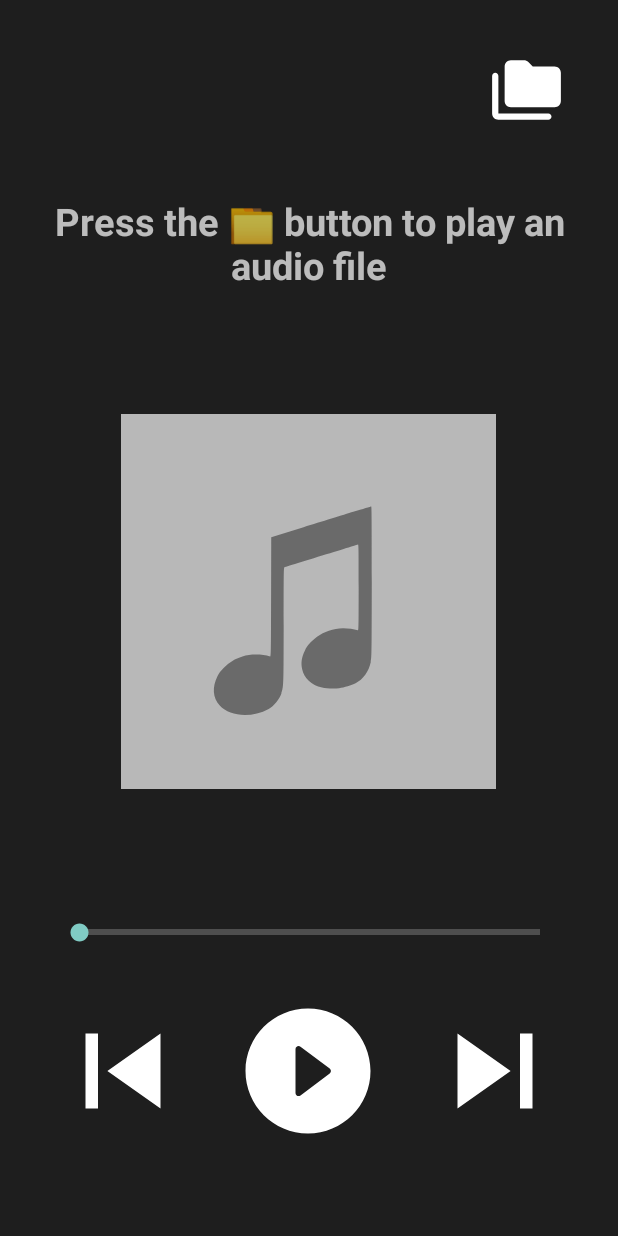
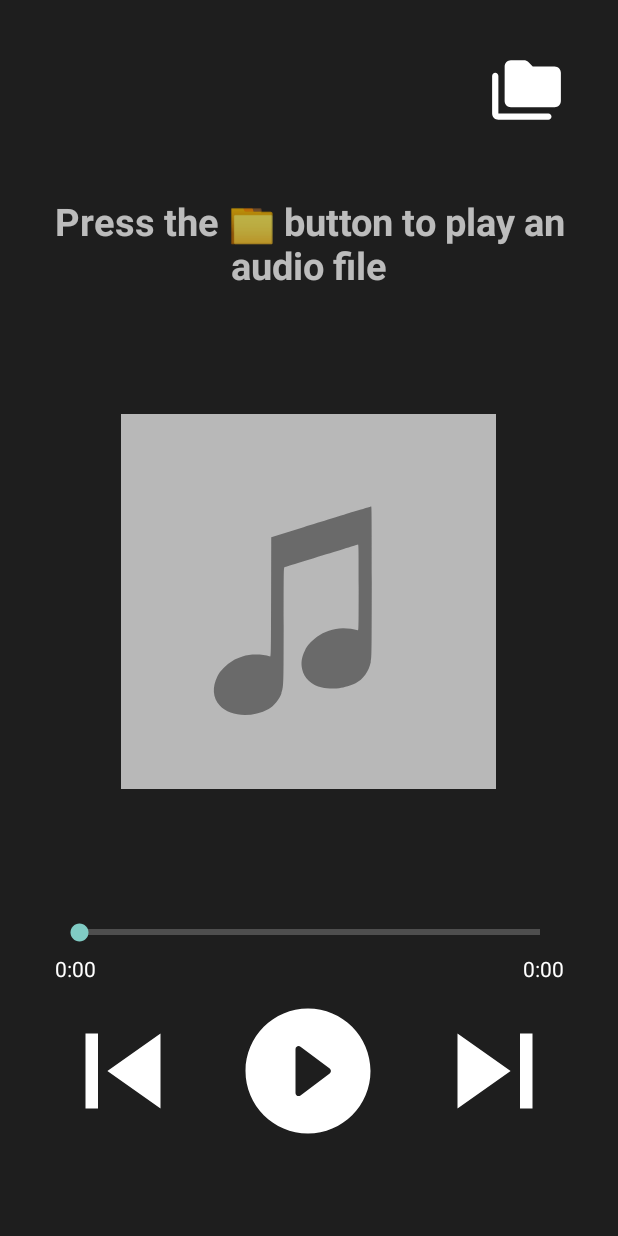
Before and after one commit to DevYouriD/AndroidAudioPlayer, an Android app built with Jetpack Compose: the screen it shows after launch (MainActivity), on a phone screen of 412 x 824 dp. Run offline under Robolectric (Android 15) with nearby library versions, the phone set to English and light mode, and no system bars.

Commit message:
Added time indication for sound file currently being played

```diff
--- a/app/src/main/java/com/example/audioplayer/views/MainActivity.kt
+++ b/app/src/main/java/com/example/audioplayer/views/MainActivity.kt
@@ -28,12 +28,17 @@ class MainActivity : AppCompatActivity() {
         super.onCreate(savedInstanceState)
         setContentView(R.layout.activity_main)
 
-        val currentSongTitle = findViewById<TextView>(R.id.textView2)
+        val currentSongTitle = findViewById<TextView>(R.id.currentSongTitleTextView)
+        val elapsedTimeTextView = findViewById<TextView>(R.id.elapsedTimeTextView)
+        val totalDurationTextView = findViewById<TextView>(R.id.totalDurationTextView)
+
         val collectionButton = findViewById<ImageButton>(R.id.collectionButton)
         val backButton = findViewById<ImageButton>(R.id.backButton)
         val playPauseButton = findViewById<ImageButton>(R.id.playButton)
         val forwardButton = findViewById<ImageButton>(R.id.forwardButton)
+
         val seekBar = findViewById<SeekBar>(R.id.progressBar)
+
         val file = intent.getStringExtra("songTitle")
 
         permissionHelper = PermissionHelper(this)
@@ -53,15 +58,23 @@ class MainActivity : AppCompatActivity() {
             mediaPlayerManager.initializeMediaPlayer(path, seekBar)
             mediaPlayerManager.playPause(playPauseButton)
 
-            // Back, Play/ Pause and Forward button behavior
+            val totalDuration = mediaPlayerManager.getTotalDuration()
+            totalDurationTextView.text = formatTime(totalDuration)
+
+            mediaPlayerManager.setOnProgressUpdateListener { currentTime ->
+                elapsedTimeTextView.text = formatTime(currentTime)
+            }
+
+            // Back, Play/Pause, and Forward button behavior
             handleButtonClickWithPermission(backButton) { mediaPlayerManager.back() }
-            handleButtonClickWithPermission(playPauseButton) { mediaPlayerManager.playPause(it) }
+            handleButtonClickWithPermission(playPauseButton) { mediaPlayerManager.playPause(playPauseButton) }
             handleButtonClickWithPermission(forwardButton) { mediaPlayerManager.forward() }
 
             seekBar.setOnSeekBarChangeListener(object : SeekBar.OnSeekBarChangeListener {
                 override fun onProgressChanged(seekBar: SeekBar?, progress: Int, fromUser: Boolean) {
                     if (fromUser) {
                         mediaPlayerManager.seekTo(progress)
+                        elapsedTimeTextView.text = formatTime(progress)
                     }
                 }
 
@@ -89,6 +102,12 @@ class MainActivity : AppCompatActivity() {
                 showExitPopup(this@MainActivity)
             }
         })
+    }
+
+    private fun formatTime(milliseconds: Int): String {
+        val minutes = (milliseconds / 1000) / 60
+        val seconds = (milliseconds / 1000) % 60
+        return String.format("%d:%02d", minutes, seconds)
     }
 
     private fun handleButtonClickWithPermission(button: ImageButton, action: (ImageButton) -> Unit) {
--- a/app/src/main/res/layout/activity_main.xml
+++ b/app/src/main/res/layout/activity_main.xml
@@ -6,7 +6,7 @@
     android:layout_height="match_parent">
 
     <TextView
-        android:id="@+id/textView2"
+        android:id="@+id/currentSongTitleTextView"
         android:layout_width="wrap_content"
         android:layout_height="wrap_content"
         android:layout_marginTop="130dp"
@@ -46,7 +46,7 @@
         app:layout_constraintEnd_toEndOf="parent"
         app:layout_constraintHorizontal_bias="0.496"
         app:layout_constraintStart_toStartOf="parent"
-        app:layout_constraintTop_toBottomOf="@+id/textView2"
+        app:layout_constraintTop_toBottomOf="@+id/currentSongTitleTextView"
         app:srcCompat="@drawable/cover_placeholder" />
 
     <SeekBar
@@ -60,6 +60,26 @@
         app:layout_constraintBottom_toTopOf="@+id/playButton"
         app:layout_constraintEnd_toEndOf="parent"
         app:layout_constraintStart_toStartOf="parent" />
+
+    <TextView
+        android:id="@+id/elapsedTimeTextView"
+        android:layout_width="wrap_content"
+        android:layout_height="wrap_content"
+        android:text="0:00"
+        android:textSize="14sp"
+        android:textColor="@android:color/white"
+        app:layout_constraintTop_toBottomOf="@id/progressBar"
+        app:layout_constraintStart_toStartOf="@id/progressBar" />
+
+    <TextView
+        android:id="@+id/totalDurationTextView"
+        android:layout_width="wrap_content"
+        android:layout_height="wrap_content"
+        android:text="0:00"
+        android:textSize="14sp"
+        android:textColor="@android:color/white"
+        app:layout_constraintTop_toBottomOf="@id/progressBar"
+        app:layout_constraintEnd_toEndOf="@id/progressBar" />
 
     <ImageButton
         android:id="@+id/playButton"
```
Also changed, not shown: app/src/main/java/com/example/audioplayer/MediaPlayerManager.kt (+11 -0 lines).
